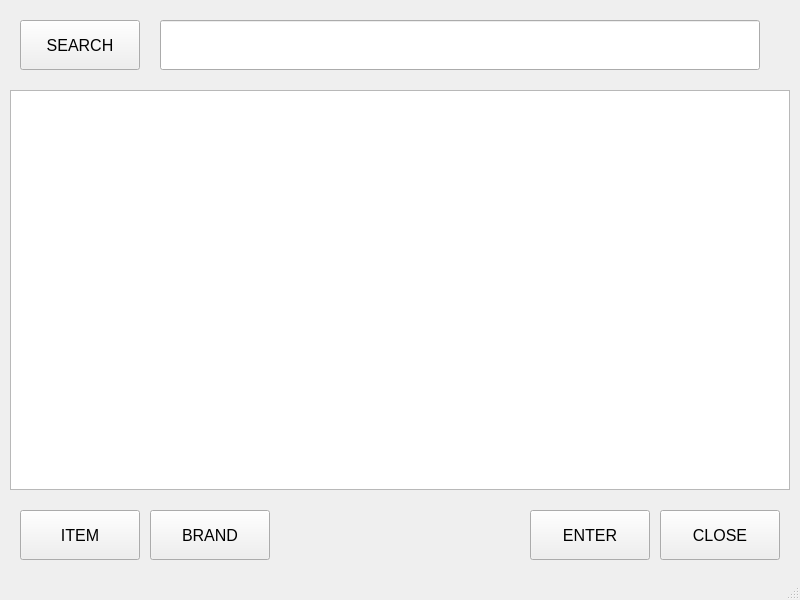
Before: the Qt Designer form pagination.ui in innovationzankpos/pagination, drawn with Qt 5.
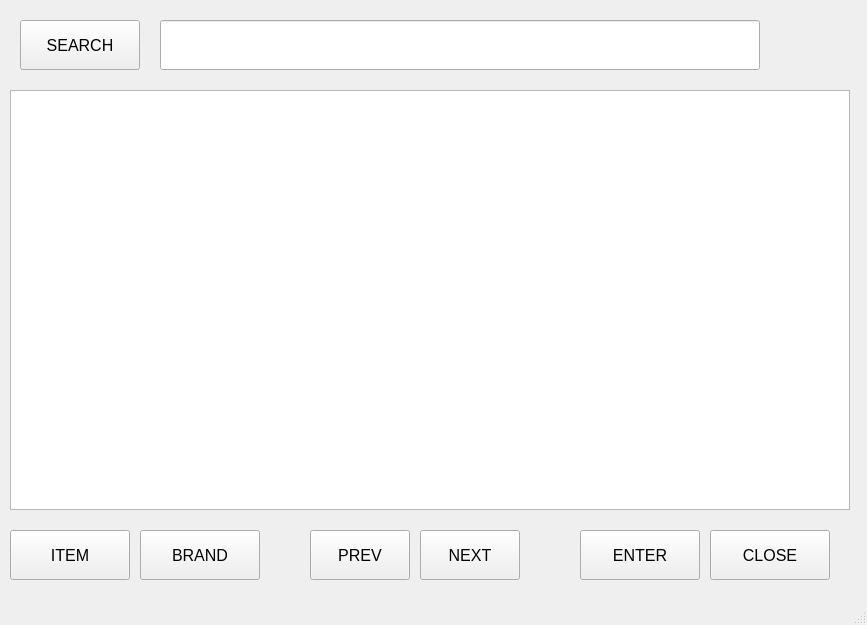
After: the same form once the commit is applied. Icons and pictures are not drawn.

Commit message: Added pagination(code needs improvement)

Diff of the .ui file:
```diff
--- a/pagination.ui
+++ b/pagination.ui
@@ -6,8 +6,8 @@
    <rect>
     <x>0</x>
     <y>0</y>
-    <width>800</width>
-    <height>600</height>
+    <width>867</width>
+    <height>625</height>
    </rect>
   </property>
   <property name="windowTitle">
@@ -68,16 +68,16 @@
      <rect>
       <x>10</x>
       <y>90</y>
-      <width>780</width>
-      <height>400</height>
+      <width>840</width>
+      <height>420</height>
      </rect>
     </property>
    </widget>
    <widget class="QPushButton" name="itemBtn">
     <property name="geometry">
      <rect>
-      <x>20</x>
-      <y>510</y>
+      <x>10</x>
+      <y>530</y>
       <width>120</width>
       <height>50</height>
      </rect>
@@ -106,8 +106,8 @@
    <widget class="QPushButton" name="brandBtn">
     <property name="geometry">
      <rect>
-      <x>150</x>
-      <y>510</y>
+      <x>140</x>
+      <y>530</y>
       <width>120</width>
       <height>50</height>
      </rect>
@@ -136,8 +136,8 @@
    <widget class="QPushButton" name="closeBtn">
     <property name="geometry">
      <rect>
-      <x>660</x>
-      <y>510</y>
+      <x>710</x>
+      <y>530</y>
       <width>120</width>
       <height>50</height>
      </rect>
@@ -166,8 +166,8 @@
    <widget class="QPushButton" name="enterBtn">
     <property name="geometry">
      <rect>
-      <x>530</x>
-      <y>510</y>
+      <x>580</x>
+      <y>530</y>
       <width>120</width>
       <height>50</height>
      </rect>
@@ -193,6 +193,66 @@
      <string>ENTER</string>
     </property>
    </widget>
+   <widget class="QPushButton" name="prevBtn">
+    <property name="geometry">
+     <rect>
+      <x>310</x>
+      <y>530</y>
+      <width>100</width>
+      <height>50</height>
+     </rect>
+    </property>
+    <property name="minimumSize">
+     <size>
+      <width>100</width>
+      <height>0</height>
+     </size>
+    </property>
+    <property name="font">
+     <font>
+      <pointsize>12</pointsize>
+     </font>
+    </property>
+    <property name="cursor">
+     <cursorShape>PointingHandCursor</cursorShape>
+    </property>
+    <property name="mouseTracking">
+     <bool>true</bool>
+    </property>
+    <property name="text">
+     <string>PREV</string>
+    </property>
+   </widget>
+   <widget class="QPushButton" name="nextBtn">
+    <property name="geometry">
+     <rect>
+      <x>420</x>
+      <y>530</y>
+      <width>100</width>
+      <height>50</height>
+     </rect>
+    </property>
+    <property name="minimumSize">
+     <size>
+      <width>100</width>
+      <height>0</height>
+     </size>
+    </property>
+    <property name="font">
+     <font>
+      <pointsize>12</pointsize>
+     </font>
+    </property>
+    <property name="cursor">
+     <cursorShape>PointingHandCursor</cursorShape>
+    </property>
+    <property name="mouseTracking">
+     <bool>true</bool>
+    </property>
+    <property name="text">
+     <string>NEXT</string>
+    </property>
+   </widget>
   </widget>
   <widget class="QMenuBar" name="menubar">
    <property name="geometry">
```
Left out of the diff: 8 changed lines with no effect on the pictures. The commit also changes 3 other files.
